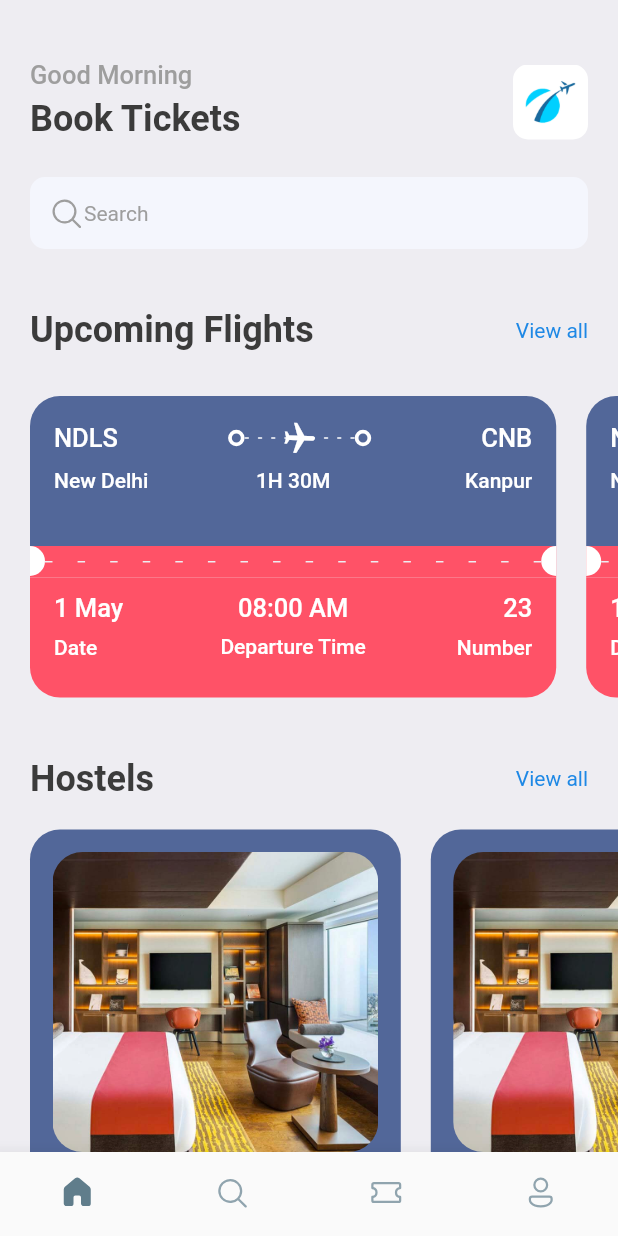
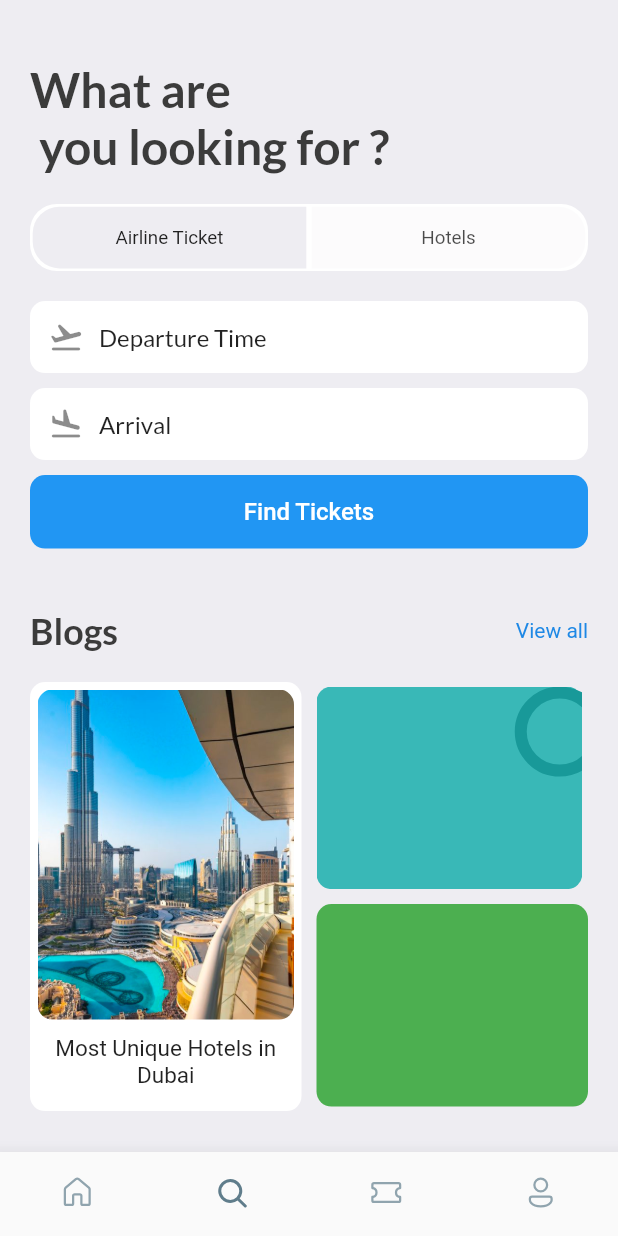
Before and after one commit to dayalubajpai/air_ticket_booking, a Flutter app: the screen it shows after launch, on a phone screen of 412 x 824 dp. Run offline on Flutter 3.47's test engine with Material 2 defaults, Android fonts, the phone set to English and light mode, and no system bars; our stand-ins replace fluentui_icons, google_fonts.

Commit message:
Version 1.0.0

```diff
--- a/lib/provider/bottomMenu.dart
+++ b/lib/provider/bottomMenu.dart
@@ -1,7 +1,7 @@
 import 'package:flutter/foundation.dart';
 
 class BottomMenu with ChangeNotifier{
- var _widgetIndex = 0;
+ var _widgetIndex = 1;
   int get widgetIndex  => _widgetIndex;
 setIndex(int index){
   // print(index);
--- a/lib/screens/bottom_navigation.dart
+++ b/lib/screens/bottom_navigation.dart
@@ -1,4 +1,5 @@
 import 'package:air_ticket/screens/home_screen.dart';
+import 'package:air_ticket/screens/search_screen.dart';
 import 'package:fluentui_icons/fluentui_icons.dart';
 import 'package:flutter/material.dart';
 import 'package:provider/provider.dart';
@@ -15,7 +16,7 @@ class BottomNavigationAp extends StatefulWidget {
 class _BottomNavigationApState extends State<BottomNavigationAp> {
   static final List<Widget> _WidgetOption =<Widget>[
     AirPlaneHome(),
-    Center(child: const Text("Search")),
+    SearchScreen(),
     Center(child: const Text("Ticket")),
     Center(child: const Text("Person"))
   ];
--- a/lib/screens/home_screen.dart
+++ b/lib/screens/home_screen.dart
@@ -1,5 +1,6 @@
 import 'package:air_ticket/screens/ticket_view.dart';
 import 'package:air_ticket/utils/app_style.dart';
+import 'package:air_ticket/utils/hotel_data.dart';
 import 'package:fluentui_icons/fluentui_icons.dart';
 import 'package:flutter/material.dart';
 
@@ -119,10 +120,7 @@ class AirPlaneHome extends StatelessWidget {
           SingleChildScrollView(
             scrollDirection: Axis.horizontal,
             child: Row(
-              children: [
-                HotelCartScreen(),
-                HotelCartScreen(),
-              ],
+              children: hotelsData.map((e) => HotelCartScreen(hotel: e),).toList(),
             ),
           ),
         ],
--- a/lib/screens/hotel_cart_screen.dart
+++ b/lib/screens/hotel_cart_screen.dart
@@ -2,10 +2,44 @@ import 'package:air_ticket/utils/app_style.dart';
 import 'package:flutter/material.dart';
 
 class HotelCartScreen extends StatelessWidget {
-  const HotelCartScreen({Key? key}) : super(key: key);
+  final Map<String, dynamic>hotel;
+  const HotelCartScreen({Key? key, required this.hotel}) : super(key: key);
 
   @override
   Widget build(BuildContext context) {
+
+
+    String firstFewWordslocation(String bigSentence){
+
+      int startIndex = 0, indexOfSpace =2;
+
+      for(int i = 0; i <6; i++){
+        indexOfSpace = bigSentence.indexOf(' ', startIndex);
+        if(indexOfSpace == -1){     //-1 is when character is not found
+          return bigSentence;
+        }
+        startIndex = indexOfSpace + 1;
+      }
+
+      return bigSentence.substring(0, indexOfSpace) + '...';
+    }
+
+    String firstFewWords(String bigSentence){
+
+      int startIndex = 0, indexOfSpace =2;
+
+      for(int i = 0; i < 3; i++){
+        indexOfSpace = bigSentence.indexOf(' ', startIndex);
+        if(indexOfSpace == -1){     //-1 is when character is not found
+          return bigSentence;
+        }
+        startIndex = indexOfSpace + 1;
+      }
+
+      return bigSentence.substring(0, indexOfSpace) + '...';
+    }
+
+    print(hotel);
     return Container(
       padding: EdgeInsets.all(15),
       margin: const EdgeInsets.only(left: 20, top: 20),
@@ -28,37 +62,37 @@ class HotelCartScreen extends StatelessWidget {
                   fit: BoxFit.cover),
             ),
           ),
-          SizedBox(
+          const SizedBox(
             height: 10,
           ),
-          Container(
+          SizedBox(
             width: double.infinity,
             child: Text(
-              "Hotel : Pullman",
+              "Hotel : ${firstFewWords( hotel['name'])}",
               textAlign: TextAlign.start,
               style: Styles.headLineStyle3
                   .copyWith(color: Colors.white, fontSize: 17, fontWeight: FontWeight.w400),
             ),
           ),
-          SizedBox(
+          const SizedBox(
             height: 5,
           ),
-          Container(
+          SizedBox(
             width: double.infinity,
             child: Text(
-              "Location : 8/32 Lilamati Building Nava Wadaj Ahmedabad.",
+              "Location : ${firstFewWordslocation(hotel['location'])}",
               textAlign: TextAlign.start,
               style: Styles.headLineStyle3
                   .copyWith(color: Colors.white, fontSize: 14,height: 1.4, fontWeight: FontWeight.w300 ),
             ),
           ),
-          SizedBox(
+          const SizedBox(
             height: 5,
           ),
-          Container(
+          SizedBox(
             width: double.infinity,
             child: Text(
-              "Pin : 380001",
+              "Pin : ${hotel['pin']}",
               textAlign: TextAlign.start,
               style: Styles.headLineStyle3
                   .copyWith(color: Colors.white, fontSize: 14,height: 1.4, fontWeight: FontWeight.w300 ),
--- /dev/null
+++ b/lib/screens/search_screen.dart
@@ -0,0 +1,227 @@
+import 'package:air_ticket/utils/app_style.dart';
+import 'package:flutter/material.dart';
+import 'package:google_fonts/google_fonts.dart';
+
+import '../utils/icons_search_screen_utils.dart';
+
+class SearchScreen extends StatelessWidget {
+  const SearchScreen({Key? key}) : super(key: key);
+
+  @override
+  Widget build(BuildContext context) {
+    return Scaffold(
+      backgroundColor: Styles.bgcolor,
+      body: Container(
+        padding: EdgeInsets.only(left: 20, right: 20),
+        child: ListView(
+          children: [
+            Column(
+              crossAxisAlignment: CrossAxisAlignment.start,
+              children: [
+                SizedBox(
+                  height: 40,
+                ),
+                Text("What are \n you looking for ?",
+                    style: Styles.headLineStyle1.copyWith(
+                      fontSize: 32,
+                    ))
+              ],
+            ),
+            SizedBox(
+              height: 20,
+            ),
+            FittedBox(
+              child: Container(
+                height: 50,
+                decoration: BoxDecoration(
+                    color: Colors.white,
+                    borderRadius: BorderRadius.circular(20)),
+                child: Row(
+                  children: [
+                    Container(
+                      child: Center(child: Text("Airline Ticket")),
+                      margin: EdgeInsets.all(2),
+                      height: 50,
+                      width: MediaQuery.of(context).size.width * .99 / 2,
+                      decoration: BoxDecoration(
+                          color: Styles.bgcolor,
+                          borderRadius: BorderRadius.only(
+                              topLeft: Radius.circular(20),
+                              bottomLeft: Radius.circular(20))),
+                    ),
+                    Container(
+                      child: Center(
+                          child: Text(
+                        "Hotels",
+                        style:
+                            TextStyle(color: Colors.black12.withOpacity(0.7)),
+                      )),
+                      margin: EdgeInsets.all(2),
+                      height: 50,
+                      width: MediaQuery.of(context).size.width * .99 / 2,
+                      decoration: BoxDecoration(
+                          color: Styles.bgcolor.withOpacity(0.2),
+                          borderRadius: BorderRadius.only(
+                              bottomRight: Radius.circular(20),
+                              topRight: Radius.circular(20))),
+                    ),
+                  ],
+                ),
+              ),
+            ),
+            SizedBox(
+              height: 20,
+            ),
+            IconsSearchUtils(
+              icon: Icons.flight_takeoff_rounded,
+              icon_title: "Departure Time",
+            ),
+            SizedBox(
+              height: 10,
+            ),
+            IconsSearchUtils(
+              icon: Icons.flight_land_rounded,
+              icon_title: "Arrival",
+            ),
+            SizedBox(
+              height: 10,
+            ),
+            Container(
+              padding: EdgeInsets.all(15),
+              decoration: BoxDecoration(
+                  color: Colors.blue, borderRadius: BorderRadius.circular(10)),
+              child: Center(
+                  child: Text(
+                "Find Tickets",
+                style: TextStyle(
+                    color: Colors.white,
+                    fontWeight: FontWeight.w500,
+                    fontSize: 16),
+              )),
+            ),
+            SizedBox(
+              height: 40,
+            ),
+            Row(
+              mainAxisAlignment: MainAxisAlignment.spaceBetween,
+              children: [
+                Text("Blogs", style: Styles.headLineStyle1),
+                InkWell(
+                  onTap: () {
+                    print("view all Search Page clicked");
+                  },
+                  child: Text(
+                    "View all",
+                    style: TextStyle(color: Colors.blue.shade600),
+                  ),
+                ),
+              ],
+            ),
+            SizedBox(
+              height: 20,
+            ),
+            Container(
+                child: Row(
+              children: [
+                Expanded(
+                  flex: 1,
+                  child: Container(
+                    padding: EdgeInsets.all(5),
+                    // width: MediaQuery.of(context).size.width/2,
+                    decoration: BoxDecoration(
+                      borderRadius: BorderRadius.circular(10),
+                      color: Colors.white,
+                    ),
+                    child: Column(
+                      children: [
+                        Container(
+                          height: 220,
+                          width: MediaQuery.of(context).size.width / 2,
+                          decoration: BoxDecoration(
+                              borderRadius: BorderRadius.circular(10),
+                              image: DecorationImage(
+                                  image: AssetImage('assets/images/three.png'),
+                                  fit: BoxFit.cover)),
+                        ),
+                        SizedBox(
+                          height: 10,
+                        ),
+                        Text(
+                          "Most Unique Hotels in Dubai",
+                          textAlign: TextAlign.center,
+                          style: TextStyle(fontSize: 15),
+                        ),
+                        SizedBox(
+                          height: 10,
+                        )
+                      ],
+                    ),
+                  ),
+                ),
+                SizedBox(
+                  width: 10,
+                ),
+                Expanded(
+                  flex: 1,
+                  child: Container(
+                    padding: EdgeInsets.all(0),
+                    // width: MediaQuery.of(context).size.width/2,
+                    decoration: BoxDecoration(
+                      borderRadius: BorderRadius.circular(10),
+                    ),
+                    child: Column(
+                      children: [
+                        Row(
+                          children: [
+                           Stack(
+                             // alignment: AlignmentDirectional.topEnd,
+                             children: [
+                               Container(
+                                 height: 135,
+                                 width: MediaQuery.of(context).size.width*.43,
+                                 decoration: BoxDecoration(
+                                   borderRadius: BorderRadius.circular(10),
+                                   color: Color(0xFF39b8b7),
+                                 ),
+                               ),
+                               Positioned(
+                                 right: -15,
+                                 child: Container(
+                                   height: 60,
+                                   width: 60,
+                                   decoration: BoxDecoration(
+                                     borderRadius: BorderRadius.circular(30),
+                                     border: Border.all(color: Color(0xFF189999), width: 8),
+                                   ),
+                                 ),
+                               ),
+                             ],
+                           )
+                          ],
+                        ),
+                        SizedBox(height: 10,),
+                        Row(
+                          children: [
+                            Expanded(
+                              child: Container(
+                                height: 135,
+                                decoration: BoxDecoration(
+                                  borderRadius: BorderRadius.circular(10),
+                                  color: Colors.green,
+                                ),
+                              ),
+                            ),
+                          ],
+                        ),
+                      ],
+                    ),
+                  ),
+                ),
+              ],
+            )),
+          ],
+        ),
+      ),
+    );
+  }
+}
--- a/lib/utils/app_style.dart
+++ b/lib/utils/app_style.dart
@@ -1,4 +1,5 @@
 import 'package:flutter/material.dart';
+import 'package:google_fonts/google_fonts.dart';
 
 Color primary = Color(0xFF687daf);
 
@@ -9,7 +10,7 @@ class Styles{
   static Color orangecolor = Color(0xFFFF5267);
   static Color subheading = Colors.grey.shade500;
   static TextStyle textStyle1 = TextStyle(fontSize: 16, color: textcolor, fontWeight: FontWeight.w500);
-  static TextStyle headLineStyle1 = TextStyle(fontSize: 24, color: textcolor, fontWeight: FontWeight.bold);
+  static TextStyle headLineStyle1 = TextStyle(fontSize: 24, color: textcolor, fontWeight: FontWeight.bold, fontFamily: GoogleFonts.lato().fontFamily);
   static TextStyle headLineStyle2 = TextStyle(fontSize: 21, color: textcolor, fontWeight: FontWeight.bold);
   static TextStyle headLineStyle3 = TextStyle(fontSize: 17, color: subheading, fontWeight: FontWeight.w500);
   static TextStyle headLineStyle4 = TextStyle(fontSize: 14, color: subheading, fontWeight: FontWeight.w500);
--- /dev/null
+++ b/lib/utils/icons_search_screen_utils.dart
@@ -0,0 +1,31 @@
+import 'package:air_ticket/utils/app_style.dart';
+import 'package:fluentui_icons/fluentui_icons.dart';
+import 'package:flutter/material.dart';
+import 'package:google_fonts/google_fonts.dart';
+
+class IconsSearchUtils extends StatelessWidget {
+  final icon, icon_title;
+  const IconsSearchUtils({Key? key, required this.icon, required this.icon_title}) : super(key: key);
+
+  @override
+  Widget build(BuildContext context) {
+    return Container(
+      // height: 30,
+      padding: EdgeInsets.only(left: 12,right: 12,top: 12,bottom: 12),
+      // padding: EdgeInsets.all(12),
+      decoration: BoxDecoration(
+        color: Colors.white,
+        borderRadius: BorderRadius.circular(10)
+      ),
+      child: Row(
+        children: [
+          Icon(icon, color: Colors.black45,),
+          SizedBox(
+            width: 10,
+          ),
+          Text(icon_title, style: TextStyle(fontFamily: GoogleFonts.lato().fontFamily, fontSize: 16, color: Colors.black87, fontWeight: FontWeight.w500))
+        ],
+      ),
+    );
+  }
+}
--- a/pubspec.yaml
+++ b/pubspec.yaml
@@ -38,6 +38,7 @@ dependencies:
   cupertino_icons: ^1.0.2
   fluentui_icons: ^1.0.0
   provider: ^6.0.5
+  google_fonts: ^4.0.3
 
 dev_dependencies:
   flutter_test:
```
Also changed, not shown: pubspec.lock, 1 other file.
